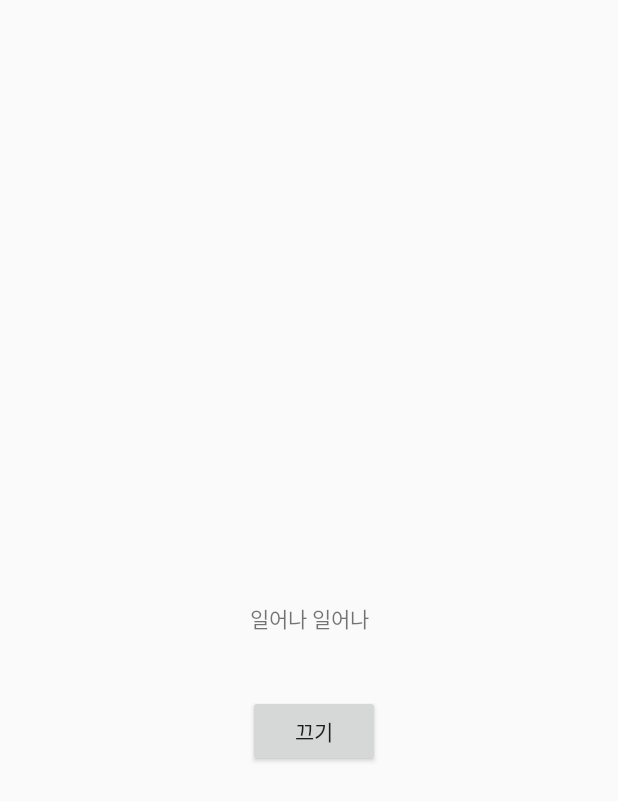
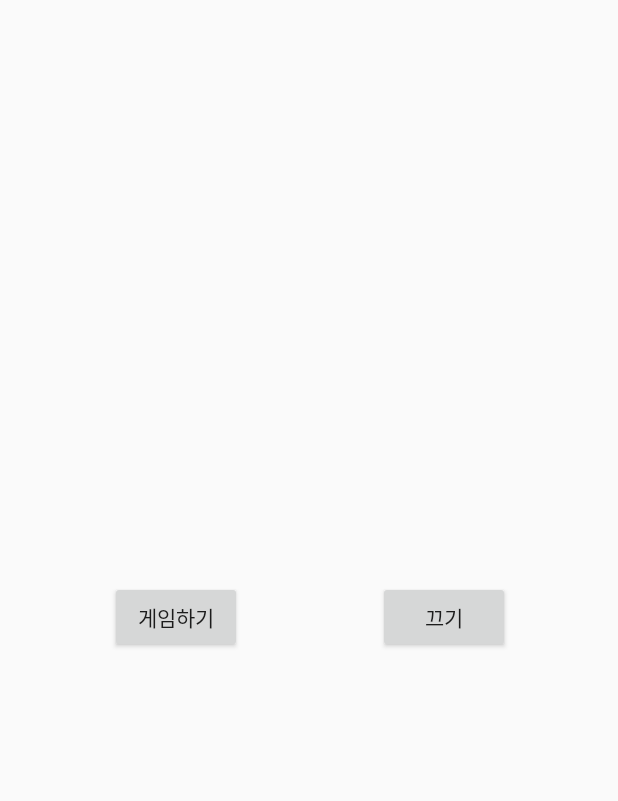
Before and after one commit to cnakj/ARalarm, an Android app: the GameActivity screen opened directly, with no data from a screen before it, on a phone screen of 412 x 824 dp. Shown: the top 801 px of the screen. Run offline under Robolectric (Android 15) with nearby library versions, the phone set to English and light mode, and no system bars; 1 statement that could not run was skipped.

Commit message:
게임 액티비티에 btn_game 추가. 게임이랑 연결되는 부분 작성해야함

```diff
--- a/app/src/main/java/com/example/aralarm/activity/GameActivity.java
+++ b/app/src/main/java/com/example/aralarm/activity/GameActivity.java
@@ -4,9 +4,7 @@ import androidx.appcompat.app.AppCompatActivity;
 
 import android.app.NotificationManager;
 import android.content.Context;
-import android.content.Intent;
 import android.os.Bundle;
-import android.view.View;
 import android.widget.Button;
 
 import com.example.aralarm.ApplicationClass;
@@ -19,7 +17,7 @@ public class GameActivity extends AppCompatActivity {
     @Override
     protected void onCreate(Bundle savedInstanceState) {
         super.onCreate(savedInstanceState);
-        setContentView(R.layout.activity_alarm);
+        setContentView(R.layout.activity_game);
 
         applicationClass = (ApplicationClass)getApplicationContext();
         NotificationManager notificationManager = (NotificationManager) getApplicationContext().getSystemService(Context.NOTIFICATION_SERVICE);
@@ -28,10 +26,12 @@ public class GameActivity extends AppCompatActivity {
         btn_off.setOnClickListener(v -> {
             notificationManager.cancel(1234);
             applicationClass.ringtone.stop();
+            finish();
+        });
 
-//            Intent intent = new Intent();
-            //intent.putExtra()
-            finish();
+        Button btn_game = findViewById(R.id.btn_game);
+        btn_game.setOnClickListener(v -> {
+            // unity 게임으로 연결되게.
         });
 
     }
--- a/app/src/main/res/layout/activity_alarm.xml
+++ b/app/src/main/res/layout/activity_game.xml
@@ -6,16 +6,6 @@
     android:layout_height="match_parent"
     tools:context=".activity.GameActivity">
 
-    <TextView
-        android:id="@+id/textView"
-        android:layout_width="wrap_content"
-        android:layout_height="wrap_content"
-        android:text="일어나 일어나"
-        app:layout_constraintBottom_toBottomOf="parent"
-        app:layout_constraintEnd_toEndOf="parent"
-        app:layout_constraintStart_toStartOf="parent"
-        app:layout_constraintTop_toTopOf="parent" />
-
     <Button
         android:id="@+id/btn_off"
         android:layout_width="wrap_content"
@@ -23,8 +13,21 @@
         android:text="끄기"
         app:layout_constraintBottom_toBottomOf="parent"
         app:layout_constraintEnd_toEndOf="parent"
-        app:layout_constraintHorizontal_bias="0.51"
+        app:layout_constraintHorizontal_bias="0.777"
         app:layout_constraintStart_toStartOf="parent"
-        app:layout_constraintTop_toBottomOf="@+id/textView"
-        app:layout_constraintVertical_bias="0.116" />
+        app:layout_constraintTop_toTopOf="parent"
+        app:layout_constraintVertical_bias="0.499" />
+
+    <Button
+        android:id="@+id/btn_game"
+        android:layout_width="wrap_content"
+        android:layout_height="wrap_content"
+        android:text="게임하기"
+        app:layout_constraintBottom_toBottomOf="parent"
+        app:layout_constraintEnd_toEndOf="parent"
+        app:layout_constraintHorizontal_bias="0.226"
+        app:layout_constraintStart_toStartOf="parent"
+        app:layout_constraintTop_toTopOf="parent"
+        app:layout_constraintVertical_bias="0.499" />
+
 </androidx.constraintlayout.widget.ConstraintLayout>
```
